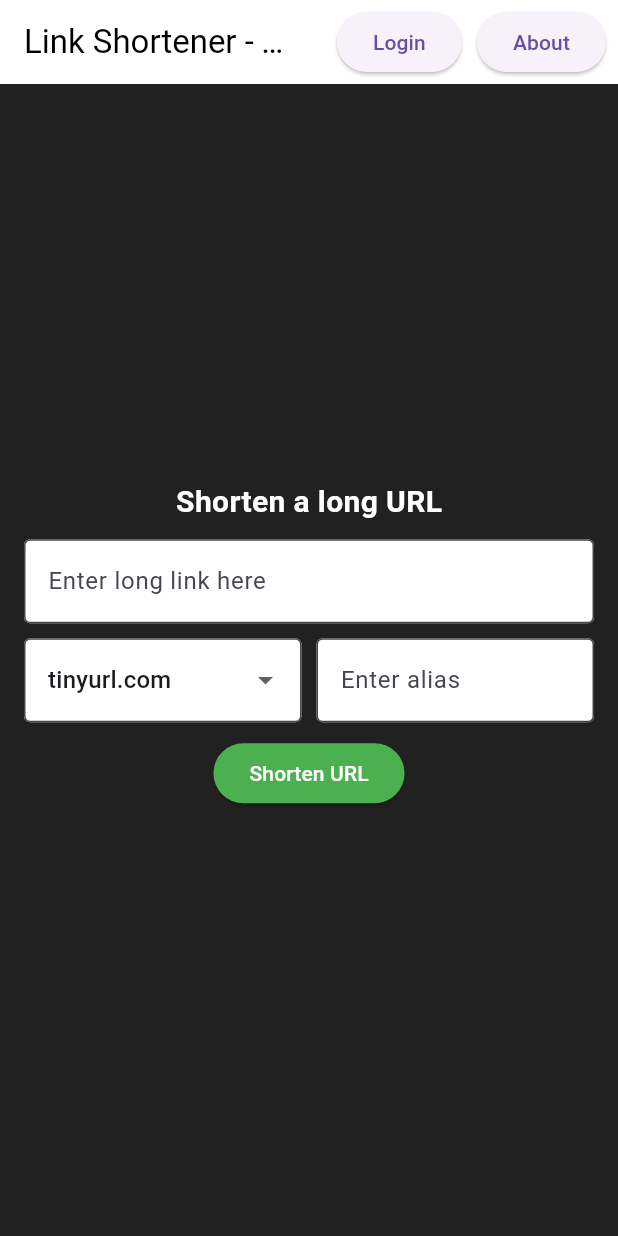
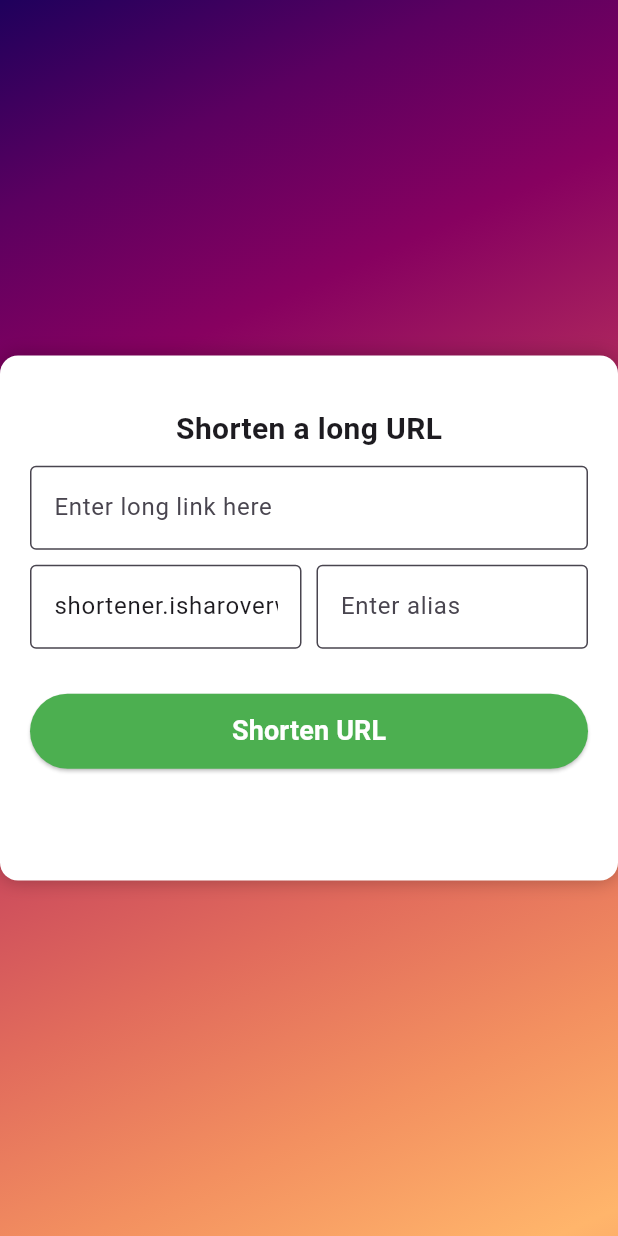
Before and after one commit to ryzen30xx/Link_Shortener, a Flutter app: the HomeView screen opened directly, on a phone screen of 412 x 824 dp. Run offline on Flutter 3.47's test engine with Material 3 defaults, Android fonts, the light colour scheme and no system bars.

Commit message:
change somes setting of home page

```diff
--- a/flutter/flutter_application_1/lib/main.dart
+++ b/flutter/flutter_application_1/lib/main.dart
@@ -18,7 +18,7 @@
       theme: ThemeData(
         primarySwatch: Colors.blue,
       ),
-      home:SignInPage()
+      home:HomeView()
     );
   }
 }
--- a/flutter/flutter_application_1/lib/views/home/home2_view.dart
+++ /dev/null
@@ -1,131 +0,0 @@
-import 'package:flutter/material.dart';
-import 'package:flutter_application_1/widgets/navigation_bar/navigation_bar.dart';
-import 'package:flutter_application_1/views/login/login_view.dart';
-
-
-
-void main() {
-  runApp(LinkShortenerApp());
-}
-
-class LinkShortenerApp extends StatelessWidget {
-  @override
-  Widget build(BuildContext context) {
-    return MaterialApp(
-      debugShowCheckedModeBanner: false,
-      theme: ThemeData.light(),
-      home: HomeView(),
-    );
-  }
-}
-
-class HomeView extends StatefulWidget {
-  @override
-  _HomeViewState createState() => _HomeViewState();
-}
-
-class _HomeViewState extends State<HomeView> {
-  final TextEditingController _urlController = TextEditingController();
-  final TextEditingController _aliasController = TextEditingController();
-  String _selectedDomain = 'tinyurl.com';
-  String? _shortenedUrl;
-
-  void _shortenUrl() {
-    setState(() {
-      _shortenedUrl = '$_selectedDomain/${_aliasController.text.isNotEmpty ? _aliasController.text : "generated_code"}';
-    });
-  }
-
-  @override
-  Widget build(BuildContext context) {
-    return Scaffold(
-      appBar: AppBar(
-        title: Text('Link Shortener - The Original URL Shortener', style: TextStyle(color: Colors.black)),
-        backgroundColor: Colors.white,
-        actions: [
-          Padding(
-            padding: const EdgeInsets.all(8.0),
-            child: Row(
-              children: [
-                ElevatedButton(
-                  onPressed: () => Navigator.push(context, MaterialPageRoute(builder: (context) => SignInPage())),
-                  child: Text('Login'),
-                ),
-                SizedBox(width: 10),
-                ElevatedButton(onPressed: () {}, child: Text('About')),
-              ],
-            ),
-          ),
-        ],
-      ),
-      backgroundColor: Colors.grey.shade900,
-      body: Center(
-        child: Padding(
-          padding: const EdgeInsets.all(16.0),
-          child: Column(
-            mainAxisAlignment: MainAxisAlignment.center,
-            crossAxisAlignment: CrossAxisAlignment.center,
-            children: <Widget>[
-              Text('Shorten a long URL', style: TextStyle(fontSize: 20, fontWeight: FontWeight.bold, color: Colors.white)),
-              SizedBox(height: 10),
-              TextField(
-                controller: _urlController,
-                decoration: InputDecoration(
-                  border: OutlineInputBorder(),
-                  hintText: 'Enter long link here',
-                  filled: true,
-                  fillColor: Colors.white,
-                ),
-              ),
-              SizedBox(height: 10),
-              Row(
-                children: [
-                  Expanded(
-                    child: DropdownButtonFormField<String>(
-                      value: _selectedDomain,
-                      decoration: InputDecoration(border: OutlineInputBorder(), filled: true, fillColor: Colors.white),
-                      items: ['tinyurl.com', 'short.ly', 'myurl.io'].map((domain) => DropdownMenuItem(value: domain, child: Text(domain))).toList(),
-                      onChanged: (value) => setState(() => _selectedDomain = value!),
-                    ),
-                  ),
-                  SizedBox(width: 10),
-                  Expanded(
-                    child: TextField(
-                      controller: _aliasController,
-                      decoration: InputDecoration(
-                        border: OutlineInputBorder(),
-                        hintText: 'Enter alias',
-                        filled: true,
-                        fillColor: Colors.white,
-                      ),
-                    ),
-                  ),
-                ],
-              ),
-              SizedBox(height: 10),
-              ElevatedButton(
-                onPressed: _shortenUrl,
-                child: Text('Shorten URL'),
-                style: ElevatedButton.styleFrom(backgroundColor: Colors.green, foregroundColor: Colors.white),
-              ),
-              SizedBox(height: 20),
-              if (_shortenedUrl != null)
-                Card(
-                  color: Colors.white,
-                  child: Padding(
-                    padding: const EdgeInsets.all(8.0),
-                    child: Column(
-                      children: [
-                        Text('Success!', style: TextStyle(color: Colors.green, fontWeight: FontWeight.bold)),
-                        SelectableText(_shortenedUrl!, style: TextStyle(color: Colors.blue)),
-                      ],
-                    ),
-                  ),
-                ),
-            ],
-          ),
-        ),
-      ),
-    );
-  }
-}
--- a/flutter/flutter_application_1/lib/views/home/home_view.dart
+++ b/flutter/flutter_application_1/lib/views/home/home_view.dart
@@ -25,7 +25,7 @@
 class _HomeViewState extends State<HomeView> {
   final TextEditingController _urlController = TextEditingController();
   final TextEditingController _aliasController = TextEditingController();
-  String _selectedDomain = 'tinyurl.com';
+  String _selectedDomain = 'shortener.isharoverwhite.com';
   String? _shortenedUrl;
 
   void _shortenUrl() {
@@ -57,8 +57,8 @@
         ),
         child: Center(
           child: Container(
-            width: 932,
-            height: 410,
+            width: 550,
+            height: 350,
             padding: EdgeInsets.all(20),
             decoration: BoxDecoration(
               color: Colors.white,
@@ -84,11 +84,14 @@
                 Row(
                   children: [
                     Expanded(
-                      child: DropdownButtonFormField<String>(
-                        value: _selectedDomain,
-                        decoration: InputDecoration(border: OutlineInputBorder(), filled: true, fillColor: Colors.white),
-                        items: ['tinyurl.com', 'short.ly', 'myurl.io'].map((domain) => DropdownMenuItem(value: domain, child: Text(domain))).toList(),
-                        onChanged: (value) => setState(() => _selectedDomain = value!),
+                      child: TextField(
+                        controller: TextEditingController(text: _selectedDomain),
+                        readOnly: true, // Make it uneditable
+                        decoration: InputDecoration(
+                          border: OutlineInputBorder(),
+                          filled: true,
+                          fillColor: Colors.white,
+                        ),
                       ),
                     ),
                     SizedBox(width: 10),
@@ -105,18 +108,22 @@
                     ),
                   ],
                 ),
-                SizedBox(height: 10),
-                ElevatedButton(
-                  onPressed: _shortenUrl,
-                  child: Text('Shorten URL'),
-                  style: ElevatedButton.styleFrom(backgroundColor: Colors.green, foregroundColor: Colors.white),
+                SizedBox(height: 30),
+                SizedBox(
+                  width: double.infinity,
+                  height: 50,
+                  child: ElevatedButton(
+                    onPressed: _shortenUrl,
+                    child: Text('Shorten URL', style: TextStyle(fontSize: 18, fontWeight: FontWeight.bold)),
+                    style: ElevatedButton.styleFrom(backgroundColor: Colors.green, foregroundColor: Colors.white),
+                  ),
                 ),
-                SizedBox(height: 20),
+                SizedBox(height: 40),
                 if (_shortenedUrl != null)
                   Card(
                     color: Colors.white,
                     child: Padding(
-                      padding: const EdgeInsets.all(8.0),
+                      padding: const EdgeInsets.all(14.0),
                       child: Column(
                         children: [
                           Text('Success!', style: TextStyle(color: Colors.green, fontWeight: FontWeight.bold)),
```
